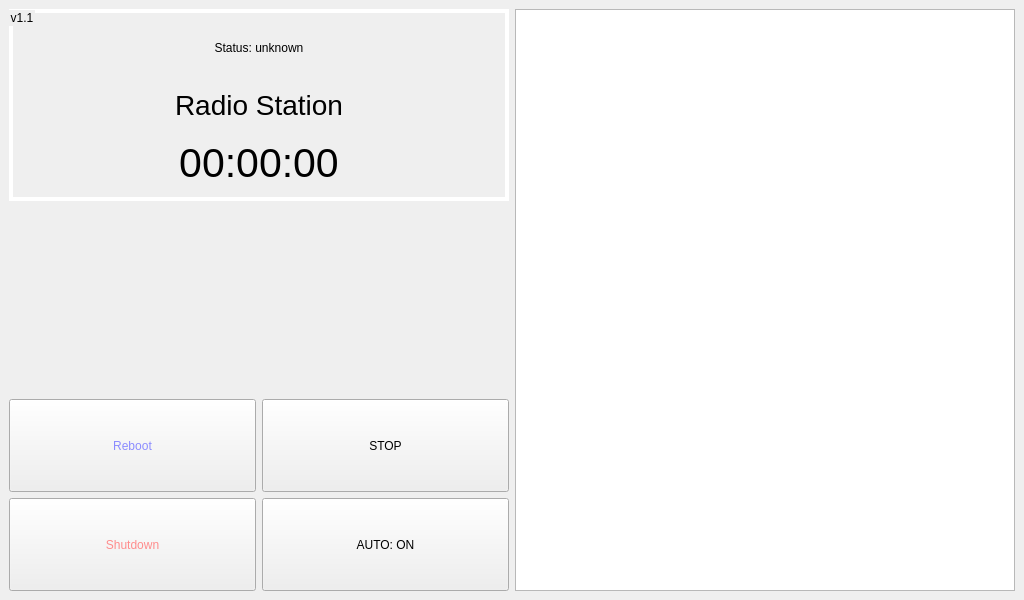
Before: the Qt Designer form src/1024x600_v2.ui in IPi-Radio/IPi-Radio, drawn with Qt 5.
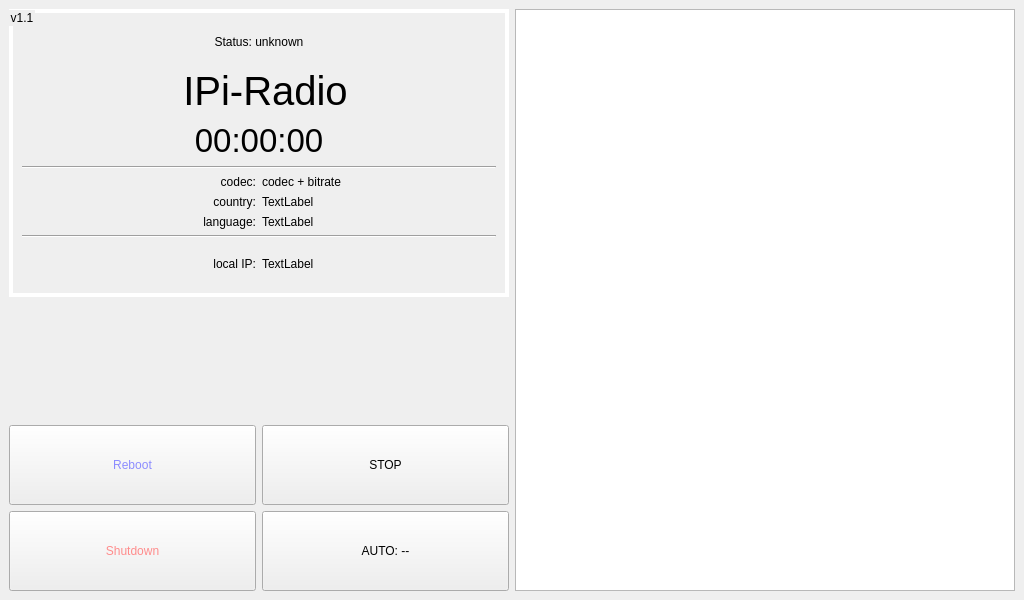
After: the same form once the commit is applied.

Commit message: add extra information to the screen

What changed in the file:
```diff
--- a/src/1024x600_v2.ui
+++ b/src/1024x600_v2.ui
@@ -60,25 +60,36 @@
           </widget>
          </item>
          <item>
-          <widget class="QLabel" name="label_radioname">
-           <property name="sizePolicy">
-            <sizepolicy hsizetype="Preferred" vsizetype="Minimum">
-             <horstretch>0</horstretch>
-             <verstretch>0</verstretch>
-            </sizepolicy>
-           </property>
-           <property name="font">
-            <font>
-             <pointsize>21</pointsize>
-            </font>
-           </property>
-           <property name="text">
-            <string>Radio Station</string>
-           </property>
-           <property name="alignment">
-            <set>Qt::AlignCenter</set>
-           </property>
-          </widget>
+          <layout class="QHBoxLayout" name="horizontalLayout_2">
+           <item>
+            <widget class="QLabel" name="label_radio_icon">
+             <property name="text">
+              <string/>
+             </property>
+            </widget>
+           </item>
+           <item>
+            <widget class="QLabel" name="label_radioname">
+             <property name="sizePolicy">
+              <sizepolicy hsizetype="Expanding" vsizetype="Minimum">
+               <horstretch>0</horstretch>
+               <verstretch>0</verstretch>
+              </sizepolicy>
+             </property>
+             <property name="font">
+              <font>
+               <pointsize>30</pointsize>
+              </font>
+             </property>
+             <property name="text">
+              <string>IPi-Radio</string>
+             </property>
+             <property name="alignment">
+              <set>Qt::AlignCenter</set>
+             </property>
+            </widget>
+           </item>
+          </layout>
          </item>
          <item>
           <widget class="QLabel" name="label_time">
@@ -90,7 +101,7 @@
            </property>
            <property name="font">
             <font>
-             <pointsize>31</pointsize>
+             <pointsize>25</pointsize>
             </font>
            </property>
            <property name="text">
@@ -101,44 +112,124 @@
            </property>
           </widget>
          </item>
+         <item>
+          <widget class="Line" name="line_2">
+           <property name="orientation">
+            <enum>Qt::Horizontal</enum>
+           </property>
+          </widget>
+         </item>
+         <item>
+          <layout class="QGridLayout" name="gridLayout_2">
+           <item row="2" column="0">
+            <widget class="QLabel" name="label_5">
+             <property name="text">
+              <string>language:</string>
+             </property>
+             <property name="alignment">
+              <set>Qt::AlignRight|Qt::AlignTrailing|Qt::AlignVCenter</set>
+             </property>
+            </widget>
+           </item>
+           <item row="1" column="1">
+            <widget class="QLabel" name="label_4">
+             <property name="text">
+              <string>TextLabel</string>
+             </property>
+            </widget>
+           </item>
+           <item row="2" column="1">
+            <widget class="QLabel" name="label_6">
+             <property name="text">
+              <string>TextLabel</string>
+             </property>
+            </widget>
+           </item>
+           <item row="0" column="1">
+            <widget class="QLabel" name="label_2">
+             <property name="text">
+              <string>codec + bitrate</string>
+             </property>
+            </widget>
+           </item>
+           <item row="0" column="0">
+            <widget class="QLabel" name="label">
+             <property name="text">
+              <string>codec:</string>
+             </property>
+             <property name="alignment">
+              <set>Qt::AlignRight|Qt::AlignTrailing|Qt::AlignVCenter</set>
+             </property>
+            </widget>
+           </item>
+           <item row="1" column="0">
+            <widget class="QLabel" name="label_3">
+             <property name="text">
+              <string>country:</string>
+             </property>
+             <property name="alignment">
+              <set>Qt::AlignRight|Qt::AlignTrailing|Qt::AlignVCenter</set>
+             </property>
+            </widget>
+           </item>
+          </layout>
+         </item>
+         <item>
+          <widget class="Line" name="line">
+           <property name="orientation">
+            <enum>Qt::Horizontal</enum>
+           </property>
+          </widget>
+         </item>
+         <item>
+          <layout class="QHBoxLayout" name="horizontalLayout_3">
+           <item>
+            <widget class="QLabel" name="label_7">
+             <property name="text">
+              <string>local IP:</string>
+             </property>
+             <property name="alignment">
+              <set>Qt::AlignRight|Qt::AlignTrailing|Qt::AlignVCenter</set>
+             </property>
+            </widget>
+           </item>
+           <item>
+            <widget class="QLabel" name="label_8">
+             <property name="text">
+              <string>TextLabel</string>
+             </property>
+            </widget>
+           </item>
+          </layout>
+         </item>
         </layout>
        </widget>
       </item>
-      <item>
-       <spacer name="verticalSpacer">
-        <property name="orientation">
-         <enum>Qt::Vertical</enum>
-        </property>
-        <property name="sizeHint" stdset="0">
-         <size>
-          <width>0</width>
-          <height>0</height>
-         </size>
-        </property>
-       </spacer>
-      </item>
       <item>
        <layout class="QGridLayout" name="gridLayout">
-        <item row="0" column="1">
-         <widget class="QPushButton" name="button_stop">
+        <item row="3" column="0">
+         <widget class="QPushButton" name="button_shutdown">
           <property name="sizePolicy">
            <sizepolicy hsizetype="Preferred" vsizetype="Expanding">
             <horstretch>0</horstretch>
             <verstretch>0</verstretch>
            </sizepolicy>
           </property>
-          <property name="baseSize">
+          <property name="maximumSize">
            <size>
-            <width>0</width>
-            <height>70</height>
+            <width>250</width>
+            <height>80</height>
            </size>
           </property>
+          <property name="styleSheet">
+           <string notr="true">color: rgb(255, 140, 140);</string>
+          </property>
           <property name="text">
-           <string>STOP</string>
+           <string>Shutdown</string>
           </property>
          </widget>
         </item>
-        <item row="1" column="1">
+        <item row="3" column="1">
          <widget class="QPushButton" name="button_auto">
           <property name="sizePolicy">
            <sizepolicy hsizetype="Preferred" vsizetype="Expanding">
@@ -146,12 +237,18 @@
             <verstretch>0</verstretch>
            </sizepolicy>
           </property>
+          <property name="maximumSize">
+           <size>
+            <width>250</width>
+            <height>80</height>
+           </size>
+          </property>
           <property name="text">
-           <string>AUTO: ON</string>
+           <string>AUTO: --</string>
           </property>
          </widget>
         </item>
-        <item row="0" column="0">
+        <item row="1" column="0">
          <widget class="QPushButton" name="button_reboot">
           <property name="sizePolicy">
            <sizepolicy hsizetype="Preferred" vsizetype="Expanding">
@@ -159,6 +256,12 @@
             <verstretch>0</verstretch>
            </sizepolicy>
           </property>
+          <property name="maximumSize">
+           <size>
+            <width>250</width>
+            <height>80</height>
+           </size>
+          </property>
           <property name="baseSize">
            <size>
             <width>0</width>
@@ -173,22 +276,44 @@
           </property>
          </widget>
         </item>
-        <item row="1" column="0">
-         <widget class="QPushButton" name="button_shutdown">
+        <item row="1" column="1">
+         <widget class="QPushButton" name="button_stop">
           <property name="sizePolicy">
            <sizepolicy hsizetype="Preferred" vsizetype="Expanding">
             <horstretch>0</horstretch>
             <verstretch>0</verstretch>
            </sizepolicy>
           </property>
-          <property name="styleSheet">
-           <string notr="true">color: rgb(255, 140, 140);</string>
+          <property name="maximumSize">
+           <size>
+            <width>250</width>
+            <height>80</height>
+           </size>
+          </property>
+          <property name="baseSize">
+           <size>
+            <width>0</width>
+            <height>70</height>
+           </size>
           </property>
           <property name="text">
-           <string>Shutdown</string>
+           <string>STOP</string>
           </property>
          </widget>
         </item>
+        <item row="0" column="0">
+         <spacer name="verticalSpacer">
+          <property name="orientation">
+           <enum>Qt::Vertical</enum>
+          </property>
+          <property name="sizeHint" stdset="0">
+           <size>
+            <width>20</width>
+            <height>40</height>
+           </size>
+          </property>
+         </spacer>
+        </item>
        </layout>
       </item>
      </layout>
```
The commit also changes 1 other file.
